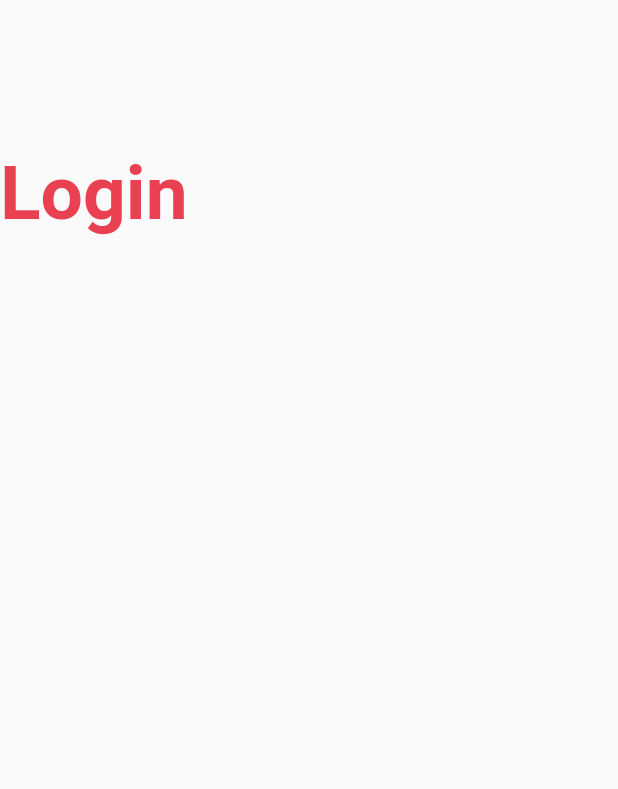
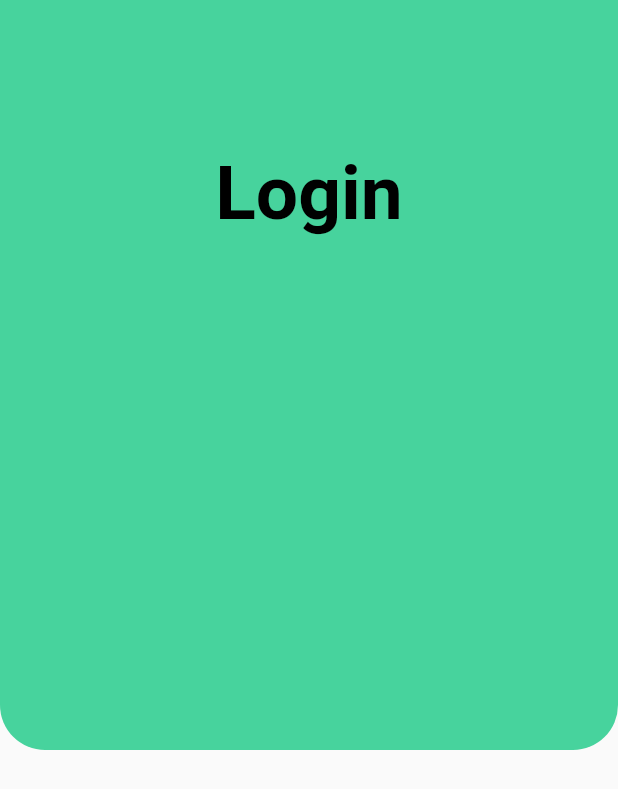
Before and after one commit to Abe40/flutter-app, a Flutter app: the screen it shows after launch, on a phone screen of 412 x 824 dp. Shown: the top 789 px of the screen. Run offline on Flutter 3.47's test engine with Material 2 defaults, Android fonts, the phone set to English and light mode, and no system bars.

Commit message:
login page added

```diff
--- a/tutorial_login/lib/Login.dart
+++ b/tutorial_login/lib/Login.dart
@@ -1,4 +1,5 @@
 import 'package:flutter/material.dart';
+
 class Login extends StatefulWidget {
   @override
   _LoginState createState() => _LoginState();
@@ -6,15 +7,30 @@ class Login extends StatefulWidget {
 
 class _LoginState extends State<Login> {
   @override
-  Widget build(BuildContext _) {
+  Widget build(BuildContext context) {
     return Scaffold(
-      body:SingleChildScrollView(child: Form(child: Column(children: [
-        SizedBox(height:100),
-        Text("Login",
-        style:TextStyle(fontWeight:FontWeight.bold,
-        fontSize: 50,
-        color:Color.fromRGBO(233,65,82,1)))
-      ]),)) ,
-    );
+      body: SingleChildScrollView(
+          child: Form(
+             child:Container(
+               height:500,
+               width:MediaQuery.of(context).size.width,
+               decoration:BoxDecoration(color:Color.fromARGB(255, 71, 211, 157),
+               borderRadius:BorderRadius.only(
+                 bottomLeft:Radius.circular(30),
+                 bottomRight:Radius.circular(30),
+
+               )),
+
+
+        child: Column(children: [
+          SizedBox(height: 100),
+          Text("Login",
+              style: TextStyle(
+                  fontWeight: FontWeight.bold,
+                  fontSize: 50,
+                  color: Color.fromARGB(255, 0, 0, 0)))
+        ]),
+      )),
+    ));
   }
 }
```
